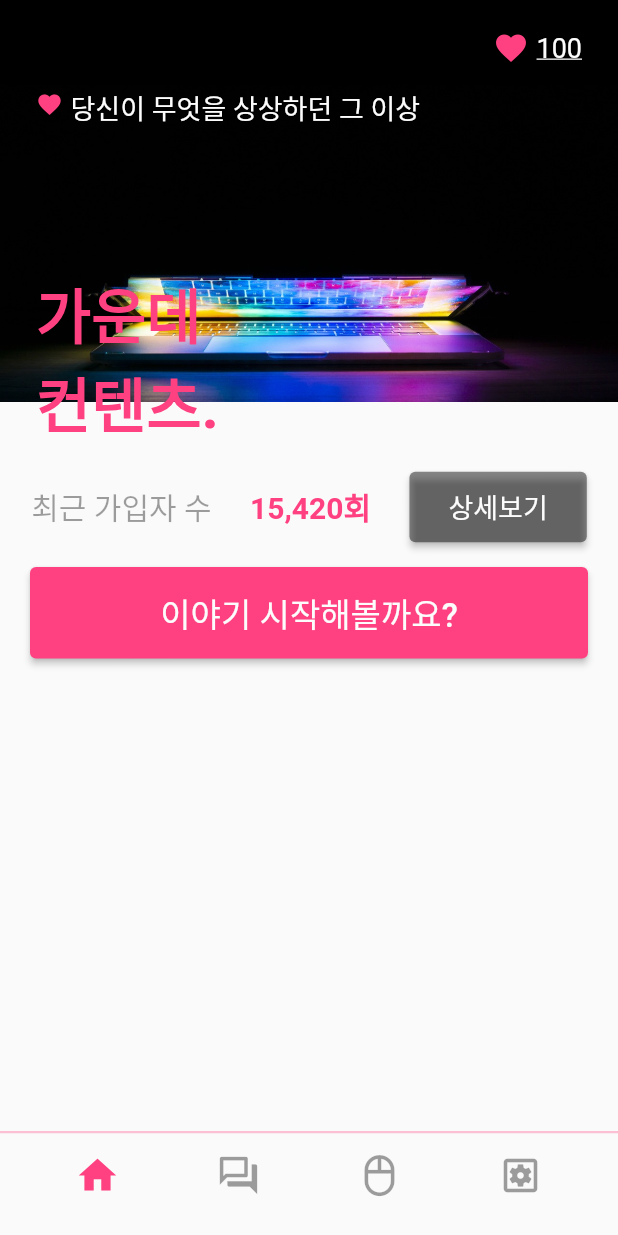
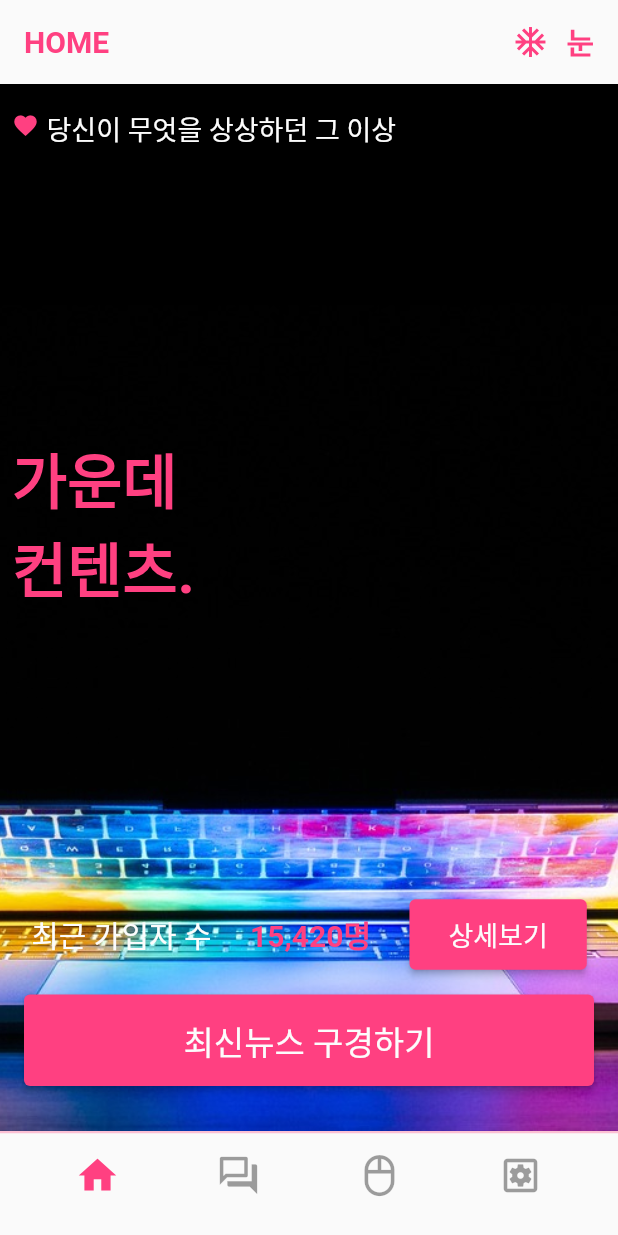
Before and after one commit to comeevery-git/flutter_bloc, a Flutter app: the screen it shows after launch, on a phone screen of 412 x 824 dp. Run offline on Flutter 3.47's test engine with Material 2 defaults, Android fonts, the phone set to English and light mode, and no system bars; our stand-ins replace bloc, dio, equatable, flutter_bloc, freezed_annotation, retrofit; generated files the repository leaves out were written again.

Commit message:
feat: retrofit 추가, 레이아웃 구조 개선, AppBar 개선
- API Call을 편하게 하기 위한 retrofit 추가, News API call 예시 페이지 추가
- 불필요한 레이아웃 제거, 반응형 레이아웃되도록 개선 (화면 회전에 따라 화면 깨지는 bug fix)
- Home AppBar 개선

```diff
--- a/lib/src/screen/home_screen.dart
+++ b/lib/src/screen/home_screen.dart
@@ -1,8 +1,7 @@
 import 'package:flutter/material.dart';
 
 import '../utils/constants.dart';
-import 'widget/main_connect_btn.dart';
-import 'widget/main_count_area.dart';
+import 'widget/home_bottom_area.dart';
 
 class HomeScreen extends StatelessWidget {
   const HomeScreen({Key? key}) : super(key: key);
@@ -10,48 +9,55 @@ class HomeScreen extends StatelessWidget {
   @override
   Widget build(BuildContext context) {
     return Scaffold(
-      // appBar: AppBar(
-      //   centerTitle: true,
-      //   title: Text(
-      //     '',
-      //   ),
-      //   backgroundColor: Colors.transparent,
-      //   elevation: 0.0,
-      // ),
-      // extendBodyBehindAppBar: true,
+      appBar: AppBar(
+        centerTitle: false,
+        title: Text(
+          'HOME',
+        ),
+        elevation: 0.0,
+        backgroundColor: Colors.transparent,
+        titleTextStyle: kTextStyleAccent,
+        actions: <Widget>[
+          IconButton(
+            icon: Icon(
+              Icons.ac_unit,
+              color: kTextColorAccent,
+            ),
+            onPressed: () {
+              print('Icon clicked - home');
+            },
+          ),
+          Center(
+            child: Text(
+              '눈',
+              style: kTextStyleAccent,
+            ),
+          ),
+          Padding(
+            padding: EdgeInsets.only(right: 16),
+          )
+        ],
+      ),
       body: Container(
+        decoration: BoxDecoration(
+          image: DecorationImage(
+            image: AssetImage('lib/resource/images/home_img.jpg'),
+            fit: BoxFit.cover,
+          ),
+        ),
         child: Column(
           children: <Widget>[
-            Stack(
-              children: <Widget>[
-                Image.asset(
-                  'lib/resource/images/home_img.jpg',
-                  fit: BoxFit.cover,
-                ),
             SafeArea(
+              child: Container(
+                padding: EdgeInsets.only(left: 8, top: 16, right: 8, bottom: 8),
+                height: MediaQuery.of(context).size.height -
+                    MediaQuery.of(context).padding.top -
+                    (kBottomContainerHeight * 2),
                 child: Column(
-                    children: <Widget>[
-                      Stack(
+                  mainAxisSize: MainAxisSize.max,
+                  mainAxisAlignment: MainAxisAlignment.spaceBetween,
                   children: <Widget>[
                     Container(
-                            margin: EdgeInsets.fromLTRB(0, 20, 24, 0),
-                            child: Row(
-                              mainAxisAlignment: MainAxisAlignment.end,
-                              children: [
-                                Icon(Icons.favorite,
-                                    color: kTextColorAccent, size: 24.0),
-                                Padding(
-                                  padding: EdgeInsets.fromLTRB(5, 0, 0, 0),
-                                  child: Text('100',
-                                      style: kTextStyle.copyWith(
-                                          decoration:
-                                              TextDecoration.underline)),
-                                ),
-                              ],
-                            ),
-                          ),
-                          Container(
-                            margin: EdgeInsets.fromLTRB(24, 58, 0, 0),
                       child: Row(
                         mainAxisAlignment: MainAxisAlignment.start,
                         crossAxisAlignment: CrossAxisAlignment.baseline,
@@ -69,26 +75,20 @@ class HomeScreen extends StatelessWidget {
                       ),
                     ),
                     Container(
-                            margin: EdgeInsets.fromLTRB(24, 180, 0, 0),
                       child: Row(
                         mainAxisAlignment: MainAxisAlignment.start,
                         crossAxisAlignment: CrossAxisAlignment.center,
                         children: [
                           Text('가운데\n컨텐츠.',
-                                    style:
-                                        kTextStyleAccent.copyWith(fontSize: 40))
+                              style: kTextStyleAccent.copyWith(fontSize: 40))
                         ],
                       ),
                     ),
-                        ],
-                      ),
+                    HomeBottomArea(),
                   ],
                 ),
               ),
-              ],
             ),
-            MainCountArea(),
-            MainConnectBtn(),
           ],
         ),
       ),
--- /dev/null
+++ b/lib/src/screen/widget/home_bottom_area.dart
@@ -0,0 +1,68 @@
+import 'package:flutter/cupertino.dart';
+import 'package:flutter/material.dart';
+
+import '../../utils/constants.dart';
+import '../news_screen.dart';
+
+class HomeBottomArea extends StatelessWidget {
+  @override
+  Widget build(BuildContext context) {
+    return Column(
+      children: [
+        Container(
+          child: Row(
+            mainAxisAlignment: MainAxisAlignment.spaceAround,
+            children: [
+              Container(
+                child: Text(
+                  '최근 가입자 수',
+                  style: TextStyle(fontSize: 20, color: kTextColor),
+                ),
+              ),
+              Container(
+                child: Text('15,420명', style: kTextStyleAccent),
+              ),
+              Container(
+                child: ElevatedButton(
+                  style: ElevatedButton.styleFrom(
+                    backgroundColor: kTextColorAccent,
+                  ),
+                  onPressed: () {},
+                  child: Padding(
+                    padding: EdgeInsets.all(10),
+                    child: Text('상세보기', style: kTextStyle),
+                  ),
+                ),
+              ),
+            ],
+          ),
+        ),
+        Container(
+          width: MediaQuery.of(context).size.width,
+          padding: EdgeInsets.only(left: 8, top: 16, right: 8, bottom: 8),
+          child: ElevatedButton(
+            style: ElevatedButton.styleFrom(
+              backgroundColor: kTextColorAccent,
+            ),
+            onPressed: () {
+              Navigator.push(
+                context,
+                MaterialPageRoute(builder: (_) => NewsScreen()),
+              );
+            },
+            child: Padding(
+              padding: EdgeInsets.all(14),
+              child: Text(
+                '최신뉴스 구경하기',
+                style: TextStyle(
+                  fontSize: 22,
+                  color: kTextColor,
+                ),
+              ),
+            ),
+          ),
+        ),
+      ],
+    );
+  }
+}
--- a/lib/src/screen/widget/main_connect_btn.dart
+++ /dev/null
@@ -1,35 +0,0 @@
-import 'package:flutter/material.dart';
-import 'package:state_management/src/utils/constants.dart';
-
-class MainConnectBtn extends StatelessWidget {
-  @override
-  Widget build(BuildContext context) {
-    return Container(
-      padding: EdgeInsets.only(top: 16, bottom: 8),
-      child: Row(
-        mainAxisAlignment: MainAxisAlignment.center,
-        children: <Widget>[
-          Container(
-            width: MediaQuery.of(context).size.width - 40,
-            child: ElevatedButton(
-              style: ElevatedButton.styleFrom(
-                backgroundColor: kTextColorAccent,
-              ),
-              onPressed: () {},
-              child: Padding(
-                padding: EdgeInsets.all(14),
-                child: Text(
-                  '이야기 시작해볼까요?',
-                  style: TextStyle(
-                    fontSize: 22,
-                    color: kTextColor,
-                  ),
-                ),
-              ),
-            ),
-          ),
-        ],
-      ),
-    );
-  }
-}
--- a/lib/src/screen/widget/main_count_area.dart
+++ /dev/null
@@ -1,38 +0,0 @@
-import 'package:flutter/material.dart';
-
-import '../../utils/constants.dart';
-
-class MainCountArea extends StatelessWidget {
-  @override
-  Widget build(BuildContext context) {
-    return Container(
-      padding: EdgeInsets.only(left: 8, right: 8, top: 16),
-      child: Row(
-        mainAxisAlignment: MainAxisAlignment.spaceAround,
-        children: [
-          Container(
-            child: Text(
-              '최근 가입자 수',
-              style: TextStyle(fontSize: 20, color: kTextColorGrey),
-            ),
-          ),
-          Container(
-            child: Text('15,420회', style: kTextStyleAccent),
-          ),
-          Container(
-            child: ElevatedButton(
-              style: ElevatedButton.styleFrom(
-                backgroundColor: kBackgroundColor,
-              ),
-              onPressed: () {},
-              child: Padding(
-                padding: EdgeInsets.all(10),
-                child: Text('상세보기', style: kTextStyle),
-              ),
-            ),
-          ),
-        ],
-      ),
-    );
-  }
-}
```
Also changed, not shown: lib/src/screen/news_screen.dart (added, +94 -0 lines), lib/src/screen/retrofit/rest_client.dart (added, +34 -0 lines), pubspec.yaml (+9 -4 lines), lib/src/screen/retrofit/rest_client.g.dart (added). Lines whose indentation alone changed are shown as unchanged.
